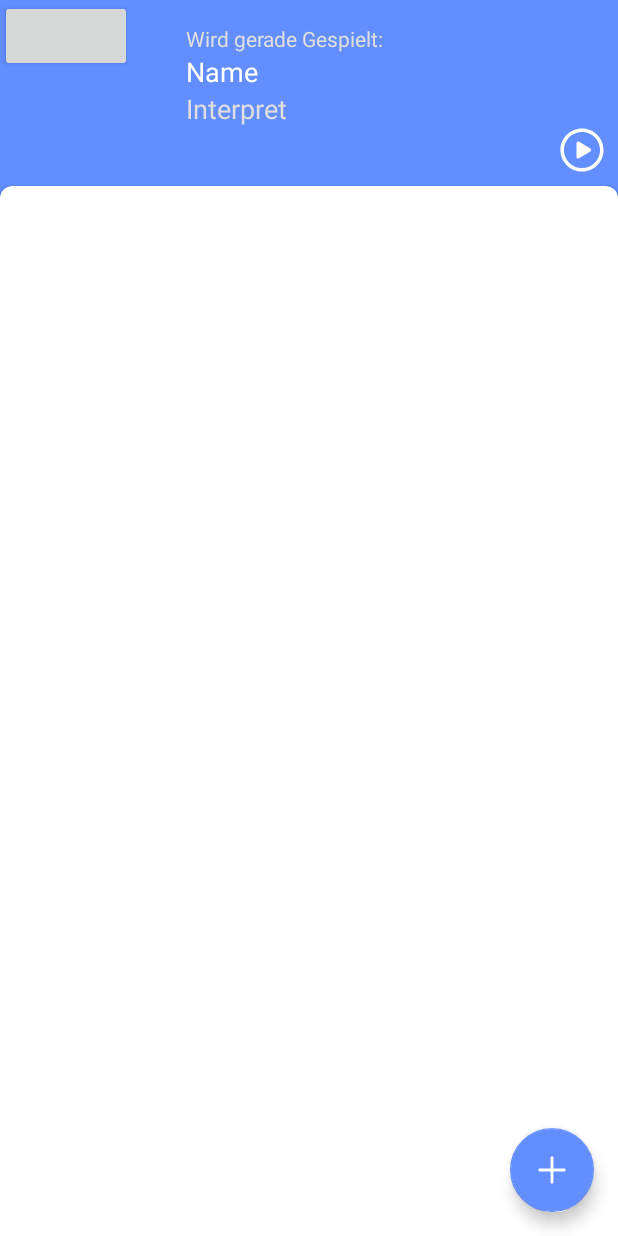
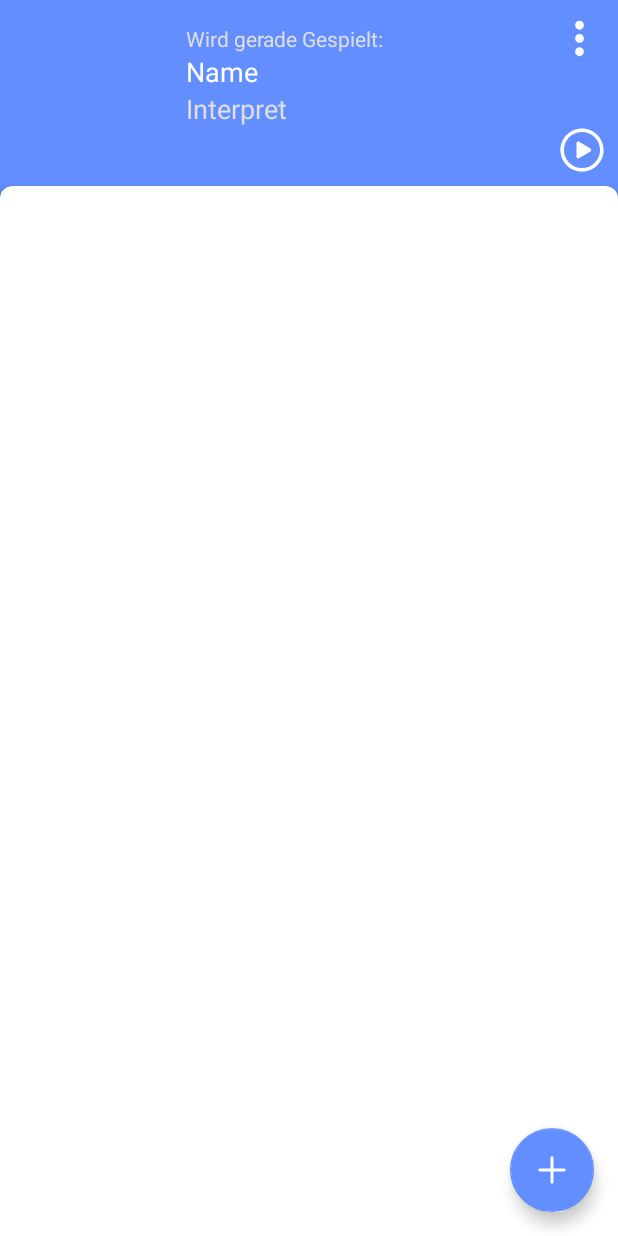
Before and after one commit to dathomas13/partyplayer, an Android app: the MainActivity screen opened directly, with no data from a screen before it, on a phone screen of 412 x 824 dp. Run offline under Robolectric (Android 15) with nearby library versions, the phone set to English and light mode, and no system bars; 2 statements that could not run were skipped.

Commit message:
Created Main Menu

```diff
--- a/app/src/main/java/de/gubo_io/partyplayer/MainActivity.java
+++ b/app/src/main/java/de/gubo_io/partyplayer/MainActivity.java
@@ -15,10 +15,12 @@ import android.support.design.widget.FloatingActionButton;
 import android.support.v7.app.AlertDialog;
 import android.support.v7.app.AppCompatActivity;
 import android.support.v7.widget.LinearLayoutManager;
+import android.support.v7.widget.PopupMenu;
 import android.support.v7.widget.RecyclerView;
 import android.util.Log;
 import android.view.Gravity;
 import android.view.LayoutInflater;
+import android.view.MenuItem;
 import android.view.View;
 import android.widget.Button;
 import android.widget.CompoundButton;
@@ -57,7 +59,6 @@ public class MainActivity extends AppCompatActivity implements SpotifyPlayer.Not
     private String spotifyAccessToken;
     List<SongInformation> mSongList = new ArrayList<>();
     final MusicListAdapter mMusicListAdapter = new MusicListAdapter();
-    private boolean isPlayer = true;
     private int groupId = 1;
 
     private int currentSong = 0;
@@ -77,13 +78,12 @@ public class MainActivity extends AppCompatActivity implements SpotifyPlayer.Not
         groupId = sharedPref.getInt("groupId", -1);
 
 
-        if (isPlayer) {
-            spotifyAccessToken = sharedPref.getString(ACCESS_TOKEN_NAME, "");
-            if(spotifyAccessToken.equals(""))
-                showSpotifyLoginDialog();
-            else
-                setSpotifyPlayer();
-        }
+        spotifyAccessToken = sharedPref.getString(ACCESS_TOKEN_NAME, "");
+        if (spotifyAccessToken.equals(""))
+            showSpotifyLoginDialog();
+        else
+            setSpotifyPlayer();
+
         Intent intent = getIntent();
         String action = intent.getAction();
         String type = intent.getType();
@@ -93,13 +93,11 @@ public class MainActivity extends AppCompatActivity implements SpotifyPlayer.Not
             }
         }
 
+
         mCurrentSongNameView = findViewById(R.id.tvCurrentSongName);
         mCurrentInterpretView = findViewById(R.id.tvCurrentInterpret);
 
         mPlayPauseButton = findViewById(R.id.tbPlayPause);
-
-        if (!isPlayer)
-            mPlayPauseButton.setVisibility(View.GONE);
 
         mPlayPauseButton.setOnCheckedChangeListener(new CompoundButton.OnCheckedChangeListener() {
             @Override
@@ -121,6 +119,32 @@ public class MainActivity extends AppCompatActivity implements SpotifyPlayer.Not
         mMusicListAdapter.setContext(getApplicationContext());
         mSongListView.setAdapter(mMusicListAdapter);
 
+        final Button mMenuButton = findViewById(R.id.btMenu);
+        mMenuButton.setOnClickListener(new View.OnClickListener() {
+            @Override
+            public void onClick(View v) {
+                //Creating the instance of PopupMenu
+                PopupMenu popup = new PopupMenu(MainActivity.this, mMenuButton);
+                //Inflating the Popup using xml file
+                popup.getMenuInflater()
+                        .inflate(R.menu.main_menu, popup.getMenu());
+
+                //registering popup with OnMenuItemClickListener
+                popup.setOnMenuItemClickListener(new PopupMenu.OnMenuItemClickListener() {
+                    public boolean onMenuItemClick(MenuItem item) {
+                        Toast.makeText(
+                                MainActivity.this,
+                                "You Clicked : " + item.getTitle(),
+                                Toast.LENGTH_SHORT
+                        ).show();
+                        return true;
+                    }
+                });
+
+                popup.show();
+            }
+        });
+
         FloatingActionButton fab = findViewById(R.id.fabAdd);
         fab.setOnClickListener(new View.OnClickListener() {
             @Override
@@ -134,12 +158,12 @@ public class MainActivity extends AppCompatActivity implements SpotifyPlayer.Not
     private final Player.OperationCallback mOperationCallback = new Player.OperationCallback() {
         @Override
         public void onSuccess() {
-            Log.d("operation callback:","OK!");
+            Log.d("operation callback:", "OK!");
         }
 
         @Override
         public void onError(Error error) {
-            Log.e("operation callback:",error.toString());
+            Log.e("operation callback:", error.toString());
         }
     };
 
@@ -246,7 +270,7 @@ public class MainActivity extends AppCompatActivity implements SpotifyPlayer.Not
             public void onSongsReceived(List<SongInformation> songs) {
                 mSongList = songs;
                 mMusicListAdapter.setSongList(mSongList);
-                //setCurrentSongInfo();
+                setCurrentSongInfo();
             }
         });
         networkUtils.getSongs(groupId, getApplicationContext());
@@ -358,12 +382,12 @@ public class MainActivity extends AppCompatActivity implements SpotifyPlayer.Not
             case kSpPlaybackNotifyAudioDeliveryDone:
                 Log.e("spotify", "track ended");
 
-                if (mSongList.size() > currentSong + 1){
+                if (mSongList.size() > currentSong + 1) {
                     final Handler handler = new Handler();
                     handler.postDelayed(new Runnable() {
                         @Override
                         public void run() {
-                            if(!(mSongList.size()>currentSong + 1))
+                            if (!(mSongList.size() > currentSong + 1))
                                 currentSong = 0;
 
                             currentSong++;
@@ -407,7 +431,7 @@ public class MainActivity extends AppCompatActivity implements SpotifyPlayer.Not
         Toast toast = Toast.makeText(getApplicationContext(), "Login war erfolgreich!", Toast.LENGTH_SHORT);
         toast.show();
 
-        if(mPlayer!=null)
+        if (mPlayer != null)
             mPlayPauseButton.setClickable(true);
 
         loadSongs();
--- /dev/null
+++ b/app/src/main/res/drawable/ic_more_vert.xml
@@ -0,0 +1,5 @@
+<vector android:height="24dp" android:tint="#FFFFFF"
+    android:viewportHeight="24.0" android:viewportWidth="24.0"
+    android:width="24dp" xmlns:android="http://schemas.android.com/apk/res/android">
+    <path android:fillColor="#FF000000" android:pathData="M12,8c1.1,0 2,-0.9 2,-2s-0.9,-2 -2,-2 -2,0.9 -2,2 0.9,2 2,2zM12,10c-1.1,0 -2,0.9 -2,2s0.9,2 2,2 2,-0.9 2,-2 -0.9,-2 -2,-2zM12,16c-1.1,0 -2,0.9 -2,2s0.9,2 2,2 2,-0.9 2,-2 -0.9,-2 -2,-2z"/>
+</vector>
--- a/app/src/main/res/layout/activity_main_v2.xml
+++ b/app/src/main/res/layout/activity_main_v2.xml
@@ -61,9 +61,15 @@
         app:layout_constraintTop_toBottomOf="@+id/tvCurrentSongName" />
 
     <Button
-        android:layout_width="wrap_content"
-        android:layout_height="wrap_content"
-        />
+        android:id="@+id/btMenu"
+        android:layout_width="35dp"
+        android:layout_height="35dp"
+        android:layout_marginEnd="8dp"
+        android:layout_marginRight="8dp"
+        android:layout_marginTop="8dp"
+        android:background="@drawable/ic_more_vert"
+        app:layout_constraintEnd_toEndOf="parent"
+        app:layout_constraintTop_toTopOf="parent" />
 
     <ToggleButton
         android:id="@+id/tbPlayPause"
--- /dev/null
+++ b/app/src/main/res/menu/main_menu.xml
@@ -0,0 +1,11 @@
+<?xml version="1.0" encoding="utf-8"?>
+<menu xmlns:android="http://schemas.android.com/apk/res/android" >
+    <item
+        android:id="@+id/mAddUser"
+        android:title="Einen Freund hinzufügen"/>
+
+    <item
+        android:id="@+id/mLogout"
+        android:title="Gruppe Verlassen"/>
+
+</menu>
```
